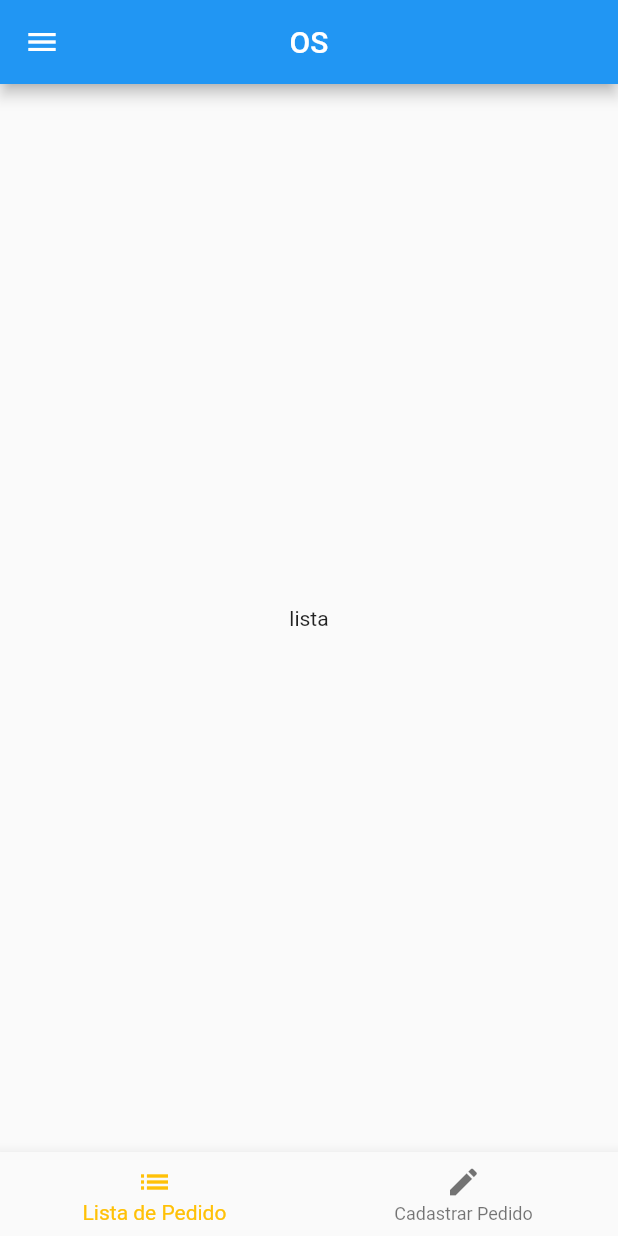
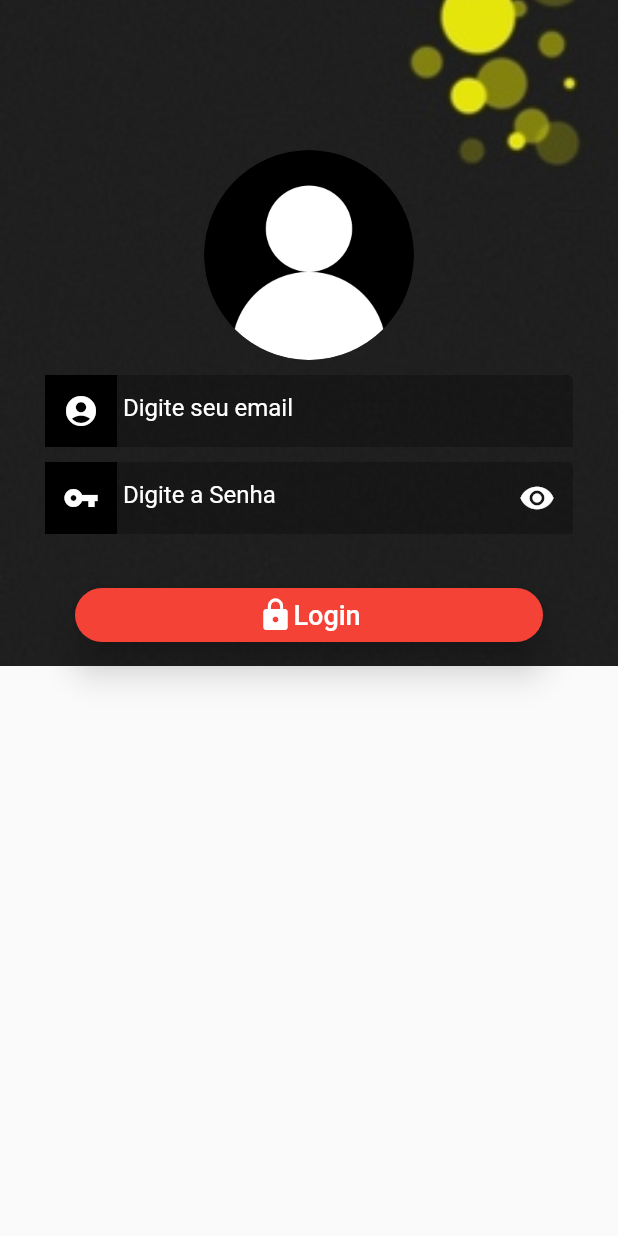
Before and after one commit to ChihYaoYang/ProjetoOrdemService, a Flutter app: the screen it shows after launch, on a phone screen of 412 x 824 dp. Run offline on Flutter 3.47's test engine with Material 2 defaults, Android fonts, the phone set to English and light mode, and no system bars.

Commit message:
add screen splash/login

```diff
--- a/lib/main.dart
+++ b/lib/main.dart
@@ -1,16 +1,14 @@
 import 'package:flutter/material.dart';
 import 'package:flutter/services.dart';
-import 'package:ordem_services/tabbar.dart';
-import 'package:ordem_services/ui_cliente/home_cliente.dart';
+import 'package:ordem_services/screen/splashscreen.dart';
 
 void main() async {
   SystemChrome.setPreferredOrientations([
     DeviceOrientation.portraitDown,
     DeviceOrientation.portraitUp,
   ]);
-  int a = 0;
   runApp(MaterialApp(
-    home: (a == 0) ? TabBarMenu() : HomeCliente(),
+    home: Splash(),
     debugShowCheckedModeBanner: false,
   ));
 }
--- /dev/null
+++ b/lib/screen/login.dart
@@ -0,0 +1,160 @@
+import 'package:flutter/material.dart';
+import 'package:flutter/services.dart';
+
+class LoginPage extends StatefulWidget {
+  @override
+  _LoginPageState createState() => _LoginPageState();
+}
+
+class _LoginPageState extends State<LoginPage> {
+  GlobalKey<FormState> _formkey = GlobalKey<FormState>();
+  final _emailController = TextEditingController();
+  final _senhaController = TextEditingController();
+  bool passwordVisible;
+
+  @override
+  void initState() {
+    super.initState();
+    SystemChrome.setEnabledSystemUIOverlays(SystemUiOverlay.values);
+    passwordVisible = true;
+  }
+
+  @override
+  Widget build(BuildContext context) {
+    return Scaffold(
+      body: Container(
+        decoration: BoxDecoration(
+          image: DecorationImage(
+              image: AssetImage("assets/teste.jpg"), fit: BoxFit.cover)
+          ,
+        ),
+        child: SingleChildScrollView(
+          padding: EdgeInsets.fromLTRB(10.0, 100.0, 10.0, 10.0),
+          child: Form(
+            key: _formkey,
+            child: Column(
+              crossAxisAlignment: CrossAxisAlignment.stretch,
+              children: <Widget>[
+                GestureDetector(
+                  child: Container(
+                    width: 140.0,
+                    height: 140.0,
+                    decoration: BoxDecoration(
+                      shape: BoxShape.circle,
+                      image: DecorationImage(
+                        image: AssetImage('assets/user.png'),
+                      ),
+                    ),
+                  ),
+                ),
+                Container(
+                  padding: EdgeInsets.only(top: 10.0),
+                  margin: EdgeInsets.only(left: 20.0, right: 20.0),
+                  child: TextFormField(
+                    keyboardType: TextInputType.emailAddress,
+                    style: TextStyle(color: Colors.white),
+                    decoration: InputDecoration(
+                      enabledBorder: UnderlineInputBorder(
+                        borderSide: BorderSide(color: Colors.transparent),
+                      ),
+                      filled: true,
+                      fillColor: Colors.black54.withOpacity(0.25),
+                      hintText: " Digite seu email",
+                      hintStyle: TextStyle(color: Colors.white),
+                      prefixIcon: Container(
+                        child: Icon(
+                          Icons.account_circle,
+                          color: Colors.white,
+                        ),
+                        color: Colors.black,
+                      ),
+                    ),
+                    controller: _emailController,
+                    validator: (value) {
+                      if (value.isEmpty) {
+                        return "Campo obrigatório !";
+                      }
+                      return null;
+                    },
+                  ),
+                ),
+                Container(
+                  padding: EdgeInsets.only(top: 10.0),
+                  margin: EdgeInsets.only(left: 20.0, right: 20.0),
+                  child: TextFormField(
+                    style: TextStyle(color: Colors.white),
+                    obscureText: passwordVisible,
+                    decoration: InputDecoration(
+                      enabledBorder: UnderlineInputBorder(
+                        borderSide: BorderSide(color: Colors.transparent),
+                      ),
+                      filled: true,
+                      fillColor: Colors.black54.withOpacity(0.25),
+                      hintText: " Digite a Senha",
+                      hintStyle: TextStyle(color: Colors.white),
+                      prefixIcon: Container(
+                        child: Icon(
+                          Icons.vpn_key,
+                          color: Colors.white,
+                        ),
+                        color: Colors.black,
+                      ),
+                      suffixIcon: Container(
+                        child: IconButton(
+                          icon: Icon(
+                            passwordVisible
+                                ? Icons.visibility
+                                : Icons.visibility_off,
+                            color: Colors.white,
+                          ),
+                          onPressed: () {
+                            setState(() {
+                              passwordVisible = !passwordVisible;
+                            });
+                          },
+                        ),
+                      ),
+                    ),
+                    controller: _senhaController,
+                    validator: (value) {
+                      if (value.isEmpty) {
+                        return "Campo obrigatório !";
+                      }
+                      return null;
+                    },
+                  ),
+                ),
+                SizedBox(height: 30),
+                new Container(
+                  margin: EdgeInsets.only(left: 40.0, right: 40.0),
+                  child: RaisedButton(
+                    shape: new RoundedRectangleBorder(
+                        borderRadius: new BorderRadius.circular(20.0),
+                        side: BorderSide(color: Colors.transparent)),
+                    child: Row(
+                        crossAxisAlignment: CrossAxisAlignment.center,
+                        mainAxisAlignment: MainAxisAlignment.center,
+                        children: <Widget>[
+                          Icon(Icons.https),
+                          Text(
+                            "Login",
+                            style: TextStyle(fontSize: 18.0),
+                          ),
+                        ]),
+                    color: Colors.red,
+                    textColor: Colors.white,
+                    onPressed: () {},
+                    elevation: 10,
+                  ),
+                ),
+              ],
+            ),
+          ),
+        ),
+//          onWillPop: () {
+//            SystemNavigator.pop();
+//          }
+      ),
+    );
+  }
+}
--- a/pubspec.yaml
+++ b/pubspec.yaml
@@ -44,6 +44,7 @@ flutter:
   assets:
     - assets/ic_launcher.png
     - assets/user.png
+    - assets/teste.jpg
 
   # An image asset can refer to one or more resolution-specific "variants", see
   # https://flutter.dev/assets-and-images/#resolution-aware.
```
Also changed, not shown: lib/screen/splashscreen.dart (added, +48 -0 lines), lib/tabbar.dart (+7 -0 lines), lib/ui_cliente/home_cliente.dart (+8 -0 lines), assets/teste.jpg (added), 1 other file.
